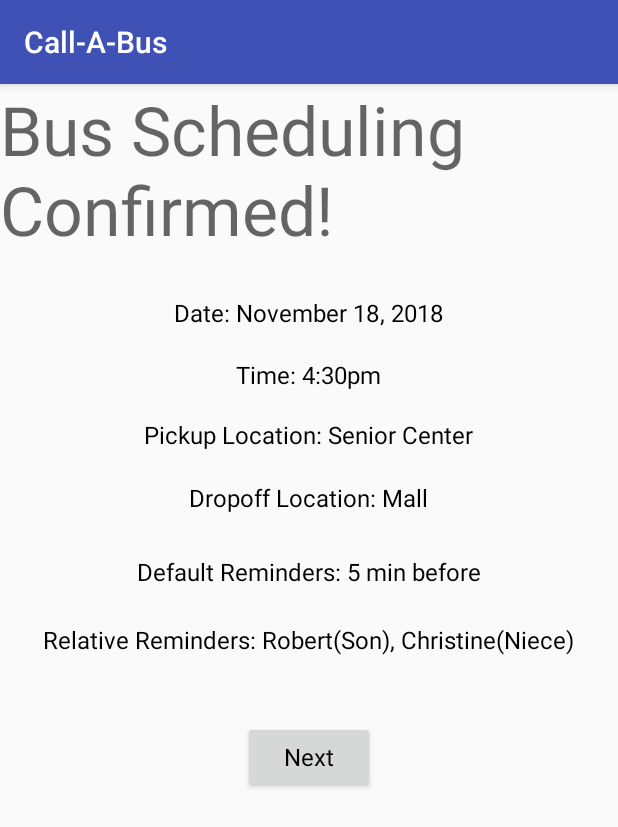
After one commit to nisch100/CallABus, an Android app: the ConfirmationActivity screen opened directly, with no data from a screen before it, on a phone screen of 412 x 824 dp. The commit adds this screen. Shown: the top 827 px of the screen. Run offline under Robolectric (Android 15) with nearby library versions, the phone set to English and light mode, and no system bars.

Commit message:
Added confirmation page

```diff
--- a/app/src/main/AndroidManifest.xml
+++ b/app/src/main/AndroidManifest.xml
@@ -21,6 +21,7 @@
         <activity android:name=".SchedulingActivity"
             android:exported="true"/>
         <activity android:name=".SchedulingReminders"/>
+        <activity android:name=".ConfirmationActivity"/>
     </application>
 
 </manifest>
--- /dev/null
+++ b/app/src/main/java/com/example/nisch100/call_a_bus/ConfirmationActivity.java
@@ -0,0 +1,29 @@
+package com.example.nisch100.call_a_bus;
+
+import android.support.v7.app.AppCompatActivity;
+import android.os.Bundle;
+import android.widget.TextView;
+
+public class ConfirmationActivity extends AppCompatActivity {
+
+    private TextView pageHeading;
+    private TextView date;
+    private TextView time;
+    private TextView pickUp;
+    private TextView dropOff;
+    private TextView timeRemin;
+    private TextView relRemin;
+
+    @Override
+    protected void onCreate(Bundle savedInstanceState) {
+        super.onCreate(savedInstanceState);
+        setContentView(R.layout.activity_confirmation);
+        pageHeading = (TextView) findViewById(R.id.textView2);
+        date = (TextView) findViewById(R.id.textView3);
+        time = (TextView) findViewById(R.id.textView4);
+        pickUp = (TextView) findViewById(R.id.textView5);
+        dropOff = (TextView) findViewById(R.id.textView6);
+        timeRemin = (TextView) findViewById(R.id.textView7);
+        relRemin = (TextView) findViewById(R.id.textView8);
+    }
+}
--- a/app/src/main/java/com/example/nisch100/call_a_bus/SchedulingActivity.java
+++ b/app/src/main/java/com/example/nisch100/call_a_bus/SchedulingActivity.java
@@ -215,7 +215,6 @@ public class SchedulingActivity extends AppCompatActivity {
         // error check for RT trip time
 
         if(rtY.isChecked()){
-            Toast.makeText(v.getContext(), "in continue", Toast.LENGTH_SHORT);
             if(cHour > rtHour || (cHour == rtHour && cMin > rtMin)) {
                 // display error and don't move to next page
                 String err = "Round trip pick up time must be after original pick up time.";
--- a/app/src/main/java/com/example/nisch100/call_a_bus/SchedulingReminders.java
+++ b/app/src/main/java/com/example/nisch100/call_a_bus/SchedulingReminders.java
@@ -2,21 +2,30 @@ package com.example.nisch100.call_a_bus;
 
 import android.app.AlertDialog;
 import android.content.DialogInterface;
+import android.content.Intent;
 import android.os.Build;
 import android.os.Bundle;
 import android.support.v7.app.AppCompatActivity;
 import android.view.View;
 import android.widget.Button;
+import android.widget.RadioButton;
+import android.widget.RadioGroup;
 
 
 public class SchedulingReminders extends AppCompatActivity {
 
     Button finishButton, canButton;
+    RadioGroup reminderGroup;
+    RadioButton defaultReminder, customReminder;
 
     @Override
     protected void onCreate(Bundle savedInstanceState) {
         super.onCreate(savedInstanceState);
         setContentView(R.layout.activity_schedulingreminders);
+
+        reminderGroup = (RadioGroup) findViewById(R.id.radioReminder);
+        defaultReminder = (RadioButton) findViewById(R.id.reminderDefault);
+        customReminder = (RadioButton) findViewById(R.id.reminderCustom);
 
         finishButton = (Button) findViewById(R.id.finishSched);
         canButton = (Button) findViewById(R.id.cancelButton);
@@ -28,6 +37,12 @@ public class SchedulingReminders extends AppCompatActivity {
             }
         });
 
+        finishButton.setOnClickListener(new View.OnClickListener() {
+            @Override
+            public void onClick(View view) {
+                confirmation(view);
+            }
+        });
 
     }
 
@@ -57,4 +72,20 @@ public class SchedulingReminders extends AppCompatActivity {
                 .setIcon(android.R.drawable.ic_dialog_alert)
                 .show();
     }
+
+    public void confirmation(View v){
+        Intent received = getIntent();
+
+        if(/* radio buttons not checked */) {
+
+
+        } else {
+            Intent intent = new Intent(SchedulingReminders.this, ConfirmationActivity.class);
+            //intent.putExtra("yearExtra", cYear);
+
+            startActivity(intent);
+        }
+
+
+    }
 }
--- /dev/null
+++ b/app/src/main/res/layout/activity_confirmation.xml
@@ -0,0 +1,82 @@
+<?xml version="1.0" encoding="utf-8"?>
+<android.support.constraint.ConstraintLayout xmlns:android="http://schemas.android.com/apk/res/android"
+    xmlns:app="http://schemas.android.com/apk/res-auto"
+    xmlns:tools="http://schemas.android.com/tools"
+    android:layout_width="match_parent"
+    android:layout_height="wrap_content"
+    tools:context=".ConfirmationActivity">
+
+    <LinearLayout
+        android:layout_width="match_parent"
+        android:layout_height="wrap_content"
+        android:layout_centerVertical="true"
+        android:orientation="vertical"
+        tools:layout_editor_absoluteX="0dp"
+        tools:layout_editor_absoluteY="0dp">
+
+        <TextView
+            android:id="@+id/textView2"
+            android:layout_width="match_parent"
+            android:layout_height="141dp"
+            android:layout_gravity="center"
+            android:text="Bus Scheduling Confirmed!"
+            android:textAppearance="@android:style/TextAppearance.Material.Display2" />
+
+        <TextView
+            android:id="@+id/textView3"
+            android:layout_width="wrap_content"
+            android:layout_height="41dp"
+            android:layout_gravity="center"
+            android:text="Date: November 18, 2018"
+            android:textAppearance="@android:style/TextAppearance.Widget.TextView" />
+
+        <TextView
+            android:layout_gravity="center"
+            android:id="@+id/textView4"
+            android:layout_width="wrap_content"
+            android:layout_height="40dp"
+            android:text="Time: 4:30pm"
+            android:textAppearance="@android:style/TextAppearance.Widget.TextView"/>
+
+        <TextView
+            android:layout_gravity="center"
+            android:id="@+id/textView5"
+            android:layout_width="wrap_content"
+            android:layout_height="42dp"
+            android:text="Pickup Location: Senior Center"
+            android:textAppearance="@android:style/TextAppearance.Widget.TextView"/>
+
+        <TextView
+            android:layout_gravity="center"
+            android:id="@+id/textView6"
+            android:layout_width="wrap_content"
+            android:layout_height="49dp"
+            android:text="Dropoff Location: Mall"
+            android:textAppearance="@android:style/TextAppearance.Widget.TextView"/>
+
+        <TextView
+            android:layout_gravity="center"
+            android:id="@+id/textView7"
+            android:layout_width="wrap_content"
+            android:layout_height="45dp"
+            android:text="Default Reminders: 5 min before"
+            android:textAppearance="@android:style/TextAppearance.Widget.TextView"/>
+
+        <TextView
+            android:layout_gravity="center"
+            android:id="@+id/textView8"
+            android:layout_width="wrap_content"
+            android:layout_height="65dp"
+            android:text="Relative Reminders: Robert(Son), Christine(Niece)"
+            android:textAppearance="@android:style/TextAppearance.Widget.TextView"/>
+
+        <Button
+            android:layout_gravity="center"
+            android:id="@+id/Button1"
+            android:layout_width="wrap_content"
+            android:layout_height="wrap_content"
+            android:text="Next"
+            android:textAppearance="@android:style/TextAppearance.Widget.TextView"/>
+
+    </LinearLayout>
+</android.support.constraint.ConstraintLayout>
```
